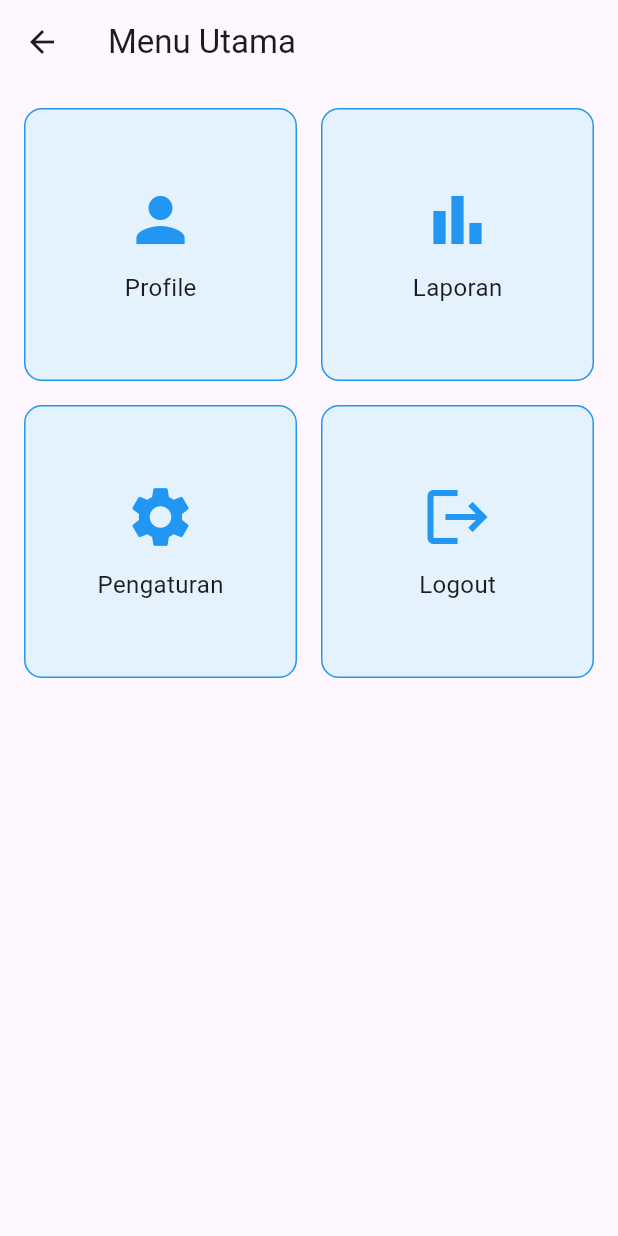
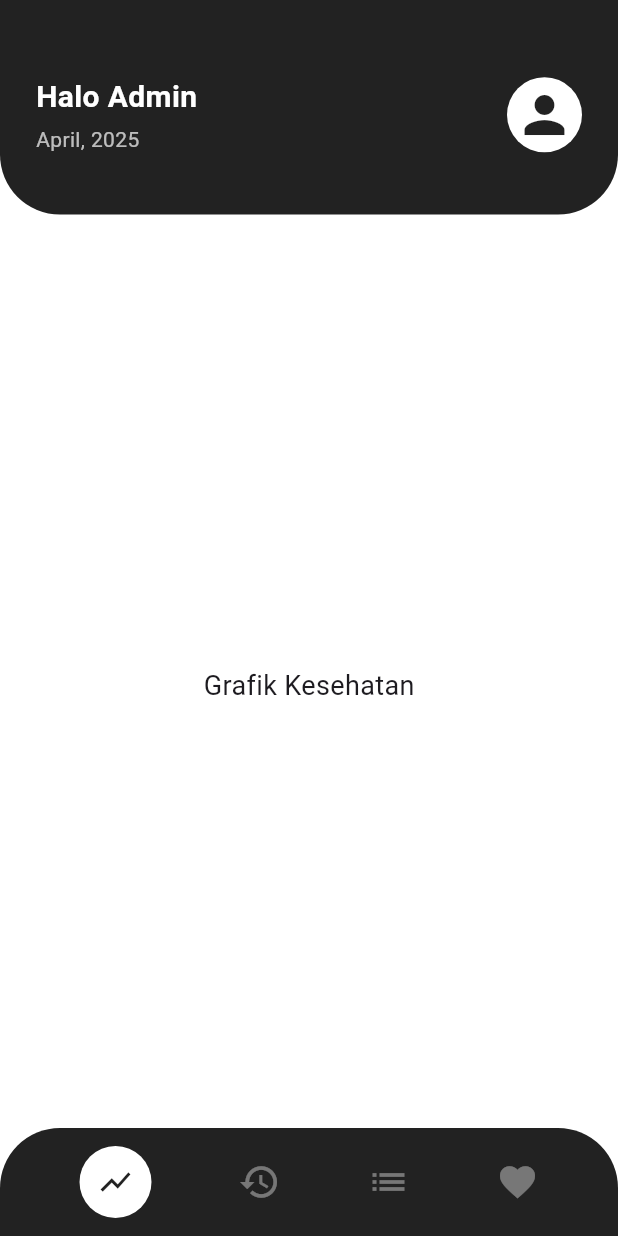
Before and after one commit to HelgaFaisa/Project_Predict, a Flutter app: the HomePage screen opened by its route, on a phone screen of 412 x 824 dp. Run offline on Flutter 3.47's test engine with Material 3 defaults, Android fonts, the light colour scheme and no system bars.

Commit message:
Update_home

```diff
--- a/flutter_predic/lib/home_page.dart
+++ b/flutter_predic/lib/home_page.dart
@@ -1,59 +1,151 @@
 import 'package:flutter/material.dart';
 
-class HomePage extends StatelessWidget {
+class HomePage extends StatefulWidget {
   const HomePage({Key? key}) : super(key: key);
 
-  void _goTo(BuildContext context, String page) {
-    ScaffoldMessenger.of(context).showSnackBar(
-      SnackBar(content: Text('Navigasi ke halaman $page')),
-    );
+  @override
+  State<HomePage> createState() => _HomePageState();
+}
+
+class _HomePageState extends State<HomePage> {
+  int selectedIndex = 0;
+
+  void _onItemTapped(int index) {
+    setState(() {
+      selectedIndex = index;
+    });
   }
+
+  final List<Widget> _pages = [
+    Center(child: Text('Grafik Kesehatan', style: TextStyle(fontSize: 18))),
+    Center(child: Text('Riwayat Pemeriksaan', style: TextStyle(fontSize: 18))),
+    Center(child: Text('Edukasi', style: TextStyle(fontSize: 18))),
+    Center(child: Text('Target Hidup sehat', style: TextStyle(fontSize: 18))),
+  ];
 
   @override
   Widget build(BuildContext context) {
     return Scaffold(
-      appBar: AppBar(title: const Text('Menu Utama')),
-      body: Padding(
-        padding: const EdgeInsets.all(16),
-        child: GridView.count(
-          crossAxisCount: 2,
-          crossAxisSpacing: 16,
-          mainAxisSpacing: 16,
+      backgroundColor: Colors.white,
+      body: Column(
+        children: [
+          ProfileHeader(),
+          const SizedBox(height: 20),
+          Expanded(
+            child: AnimatedSwitcher(
+              duration: const Duration(milliseconds: 400),
+              transitionBuilder: (child, animation) => FadeTransition(
+                opacity: animation,
+                child: SlideTransition(
+                  position: Tween<Offset>(
+                    begin: const Offset(0.0, 0.1),
+                    end: Offset.zero,
+                  ).animate(animation),
+                  child: child,
+                ),
+              ),
+              child: _pages[selectedIndex],
+            ),
+          ),
+        ],
+      ),
+      bottomNavigationBar: Container(
+        padding: const EdgeInsets.symmetric(horizontal: 24, vertical: 12),
+        decoration: const BoxDecoration(
+          color: Colors.black87,
+          borderRadius: BorderRadius.only(
+            topLeft: Radius.circular(40),
+            topRight: Radius.circular(40),
+          ),
+        ),
+        child: Row(
+          mainAxisAlignment: MainAxisAlignment.spaceAround,
           children: [
-            _buildMenu(context, Icons.person, 'Profile'),
-            _buildMenu(context, Icons.bar_chart, 'Laporan'),
-            _buildMenu(context, Icons.settings, 'Pengaturan'),
-            _buildMenu(
-              context,
-              Icons.logout,
-              'Logout',
-              onTap: () => Navigator.pushReplacementNamed(context, '/'),
-            ),
+            _buildNavCircleIcon(Icons.show_chart, 0),
+            _buildNavIcon(Icons.history, 1),
+            _buildNavIcon(Icons.list, 2),
+            _buildNavIcon(Icons.favorite, 3),
           ],
         ),
       ),
     );
   }
 
-  Widget _buildMenu(BuildContext context, IconData icon, String title, {VoidCallback? onTap}) {
-    return InkWell(
-      onTap: onTap ?? () => _goTo(context, title),
-      borderRadius: BorderRadius.circular(12),
+  Widget _buildNavCircleIcon(IconData icon, int index) {
+    return GestureDetector(
+      onTap: () => _onItemTapped(index),
       child: Container(
+        padding: const EdgeInsets.all(12),
         decoration: BoxDecoration(
-          color: Colors.blue[50],
-          borderRadius: BorderRadius.circular(12),
-          border: Border.all(color: Colors.blue),
+          shape: BoxShape.circle,
+          color: selectedIndex == index ? Colors.white : Colors.white24,
         ),
-        child: Column(
-          mainAxisAlignment: MainAxisAlignment.center,
-          children: [
-            Icon(icon, size: 48, color: Colors.blue),
-            const SizedBox(height: 10),
-            Text(title, style: const TextStyle(fontSize: 16)),
-          ],
+        child: Icon(
+          icon,
+          color: selectedIndex == index ? Colors.black87 : Colors.white,
         ),
       ),
     );
   }
+
+  Widget _buildNavIcon(IconData icon, int index) {
+    return GestureDetector(
+      onTap: () => _onItemTapped(index),
+      child: Icon(
+        icon,
+        color: selectedIndex == index ? Colors.white : Colors.white38,
+        size: 28,
+      ),
+    );
+  }
 }
+
+class ProfileHeader extends StatelessWidget {
+  @override
+  Widget build(BuildContext context) {
+    return Container(
+      decoration: const BoxDecoration(
+        color: Colors.black87,
+        borderRadius: BorderRadius.only(
+          bottomLeft: Radius.circular(40),
+          bottomRight: Radius.circular(40),
+        ),
+      ),
+      padding: const EdgeInsets.only(top: 50, left: 24, right: 24, bottom: 40),
+      child: Row(
+        mainAxisAlignment: MainAxisAlignment.spaceBetween,
+        children: [
+          Column(
+            crossAxisAlignment: CrossAxisAlignment.start,
+            children: const [
+              Text(
+                'Halo Admin',
+                style: TextStyle(
+                  fontSize: 20,
+                  color: Colors.white,
+                  fontWeight: FontWeight.bold,
+                ),
+              ),
+              SizedBox(height: 4),
+              Text(
+                'April, 2025',
+                style: TextStyle(
+                  fontSize: 14,
+                  color: Colors.white70,
+                ),
+              ),
+            ],
+          ),
+          GestureDetector(
+            onTap: () => Navigator.pushNamed(context, '/profile'),
+            child: const CircleAvatar(
+              radius: 25,
+              backgroundColor: Colors.white,
+              child: Icon(Icons.person, color: Colors.black87, size: 40),
+            ),
+          ),
+        ],
+      ),
+    );
+  }
+}
```
